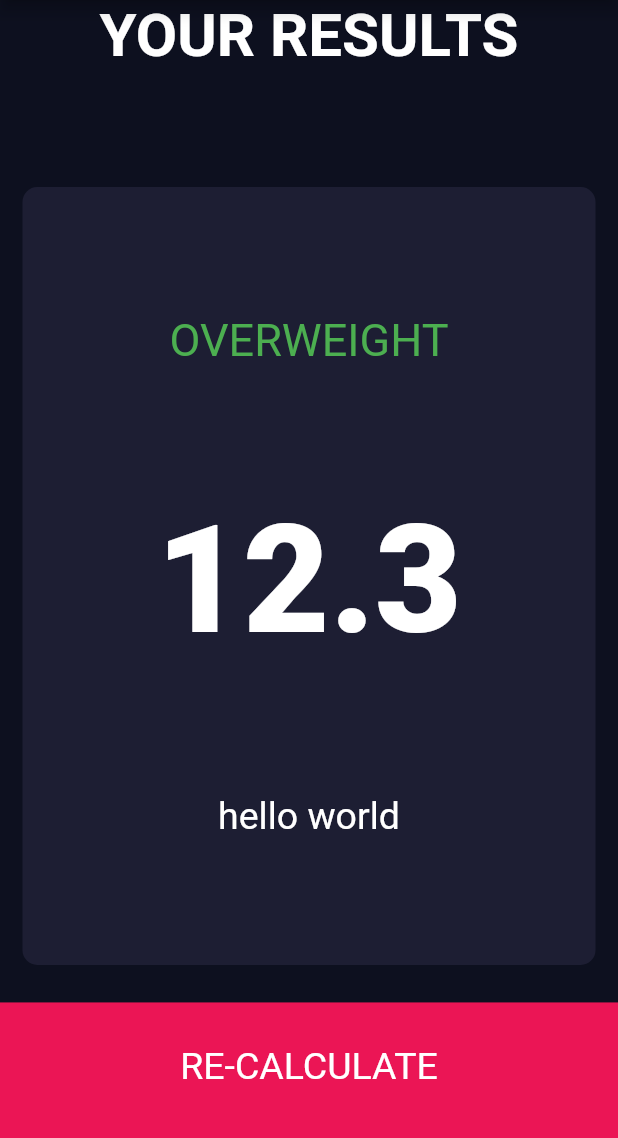
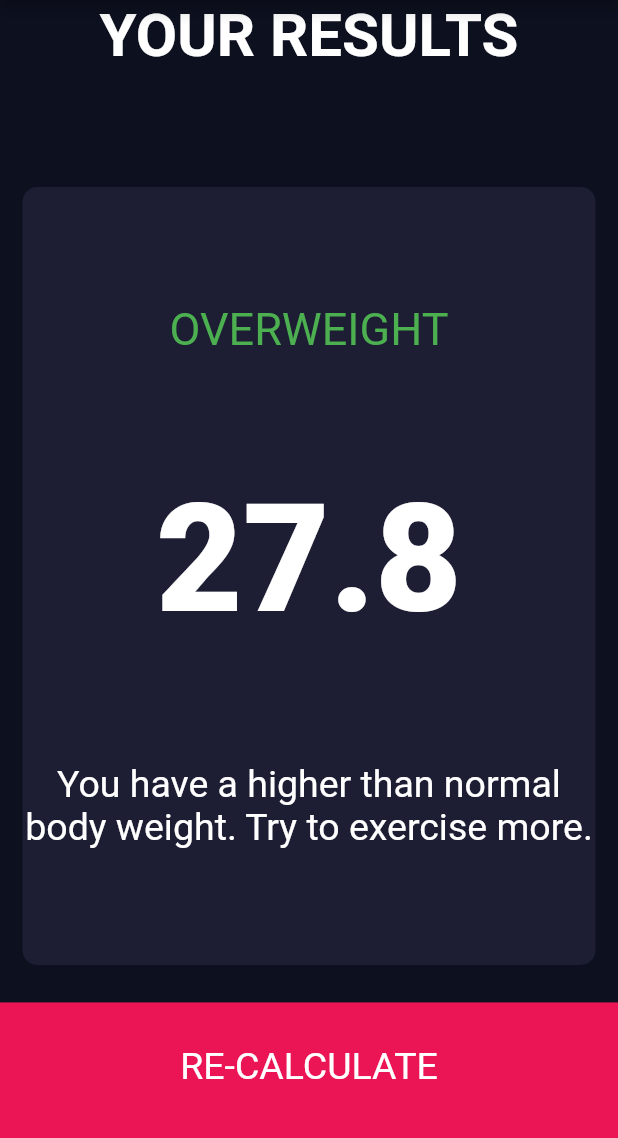
Before and after one commit to ArturAssisComp/bmi-calculator, a Flutter app: the screen it shows after launch, after a tap on "CALCULATE", on a phone screen of 412 x 824 dp, the part 84-1222 px from its top. Run offline on Flutter 3.47's test engine with Material 2 defaults, Android fonts, the phone set to English and light mode, and no system bars; our stand-ins replace font_awesome_flutter.

Commit message:
Add BMI calculator functionality

```diff
--- /dev/null
+++ b/lib/functions/bmi_calculator.dart
@@ -0,0 +1,36 @@
+import 'dart:math';
+
+class BMICalculator {
+  static const double _upperBMILimit = 25;
+  static const double _midBMILimit = 18.5;
+  static const String _overweightText =
+      'You have a higher than normal body weight. Try to exercise more.';
+  static const String _normalWeightText =
+      'You have a normal body weight. Good job.';
+  static const String _underweightText =
+      'You have a lower than normal body weight. You can eat a bit more.';
+
+  BMICalculator({required this.height, required this.weight}) {
+    _bmi = weight / pow(height / 100, 2);
+    if (_bmi >= _upperBMILimit) {
+      _wordResult = 'OVERWEIGHT';
+      _textResult = _overweightText;
+    } else if (_bmi >= _midBMILimit) {
+      _wordResult = 'NORMAL';
+      _textResult = _normalWeightText;
+    } else {
+      _wordResult = 'UNDERWEIGHT';
+      _textResult = _underweightText;
+    }
+  }
+  final int weight;
+  final int height;
+  late final double _bmi;
+  late final String _wordResult;
+  late final String _textResult;
+
+  double get bmi => _bmi;
+
+  String get wordResult => _wordResult;
+  String get textResult => _textResult;
+}
--- a/lib/main.dart
+++ b/lib/main.dart
@@ -1,7 +1,7 @@
 import 'package:flutter/material.dart';
 import 'package:bmi_calculator/themes.dart';
-import 'package:bmi_calculator/input_page.dart';
-import 'package:bmi_calculator/result_page.dart';
+import 'package:bmi_calculator/pages/input_page.dart';
+import 'package:bmi_calculator/pages/result_page.dart';
 import 'package:bmi_calculator/constants.dart';
 
 void main() {
@@ -20,12 +20,7 @@ class MyApp extends StatelessWidget {
       initialRoute: '/',
       routes: {
         '/': (context) => const InputPage(title: kAppTitle),
-        '/results': (context) => const ResultPage(
-              title: kAppTitle,
-              resultNumber: 12.3,
-              resultText: 'hello world',
-              resultWord: 'OVERWEIGHT',
-            ),
+        '/results': (context) => const ResultPage(title: kAppTitle),
       },
     );
   }
--- a/lib/input_page.dart
+++ b/lib/pages/input_page.dart
@@ -5,6 +5,7 @@ import 'package:bmi_calculator/custom_widgets/custom_card.dart';
 import 'package:bmi_calculator/constants.dart';
 import 'package:bmi_calculator/custom_widgets/round_icon_button.dart';
 import 'package:bmi_calculator/custom_widgets/bottom_button.dart';
+import 'package:bmi_calculator/functions/bmi_calculator.dart';
 
 //Enums:
 enum Gender {
@@ -210,7 +211,14 @@ class _InputPageState extends State<InputPage> {
           BottomButton(
             text: 'CALCULATE',
             onTap: () {
-              Navigator.pushNamed(context, '/results');
+              BMICalculator calc =
+                  BMICalculator(height: _height, weight: _weight);
+              Navigator.pushNamed(context, '/results',
+                  arguments: <String, dynamic>{
+                    'bmi': calc.bmi,
+                    'textResult': calc.textResult,
+                    'wordResult': calc.wordResult,
+                  });
             },
           ),
         ],
--- a/lib/result_page.dart
+++ b/lib/pages/result_page.dart
@@ -4,20 +4,17 @@ import 'package:bmi_calculator/custom_widgets/bottom_button.dart';
 import 'package:bmi_calculator/custom_widgets/custom_card.dart';
 
 class ResultPage extends StatelessWidget {
-  const ResultPage({
-    Key? key,
-    required this.title,
-    required this.resultNumber,
-    required this.resultWord,
-    required this.resultText,
-  }) : super(key: key);
+  const ResultPage({Key? key, required this.title}) : super(key: key);
   final String title;
-  final String resultWord;
-  final double resultNumber;
-  final String resultText;
 
   @override
   Widget build(BuildContext context) {
+    final Map<String, dynamic> args =
+        ModalRoute.of(context)?.settings.arguments as Map<String, dynamic>;
+    final String wordResult = args['wordResult'];
+    final double numberResult = args['bmi'];
+    final String textResult = args['textResult'];
+
     return Scaffold(
       appBar: AppBar(
         title: Text(title),
@@ -44,7 +41,7 @@ class ResultPage extends StatelessWidget {
                   children: [
                     //Result word
                     Text(
-                      resultWord,
+                      wordResult,
                       textAlign: TextAlign.center,
                       style: kTextDefaultStyle.copyWith(
                         color: Colors.green,
@@ -52,7 +49,7 @@ class ResultPage extends StatelessWidget {
                       ),
                     ),
                     Text(
-                      resultNumber.toStringAsFixed(1),
+                      numberResult.toStringAsFixed(1),
                       textAlign: TextAlign.center,
                       style: kNumberDefaultStyle.copyWith(
                         fontWeight: FontWeight.w900,
@@ -60,7 +57,7 @@ class ResultPage extends StatelessWidget {
                       ),
                     ),
                     Text(
-                      resultText,
+                      textResult,
                       textAlign: TextAlign.center,
                       style: kTextDefaultStyle.copyWith(
                         fontSize: 25,
```
